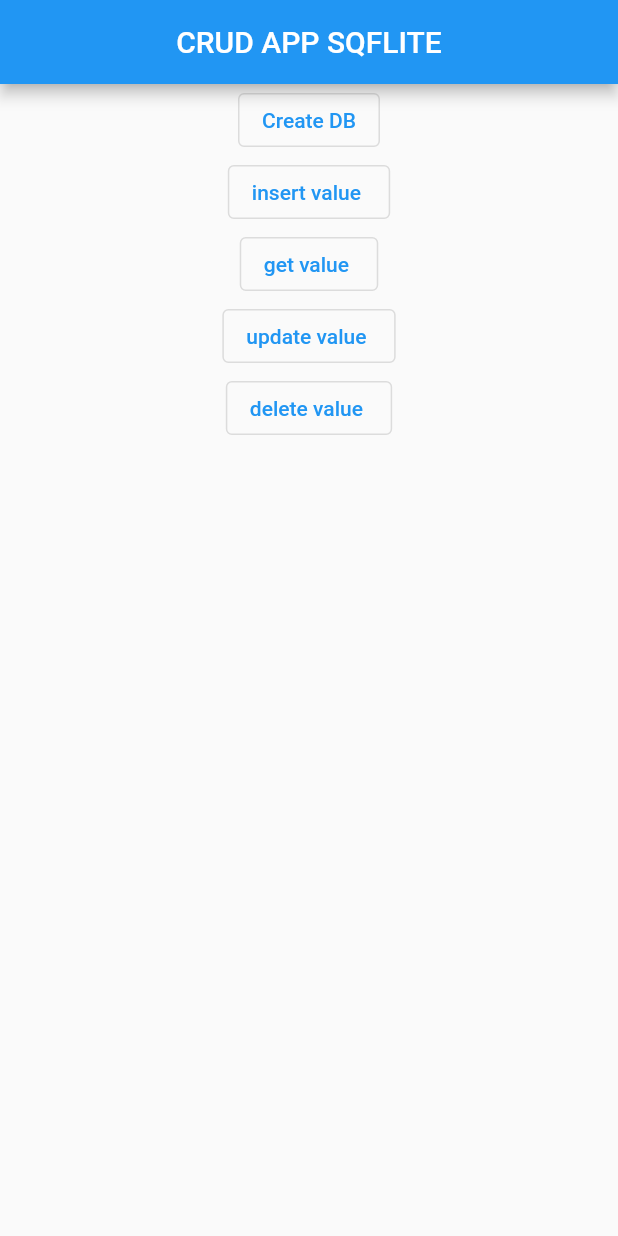
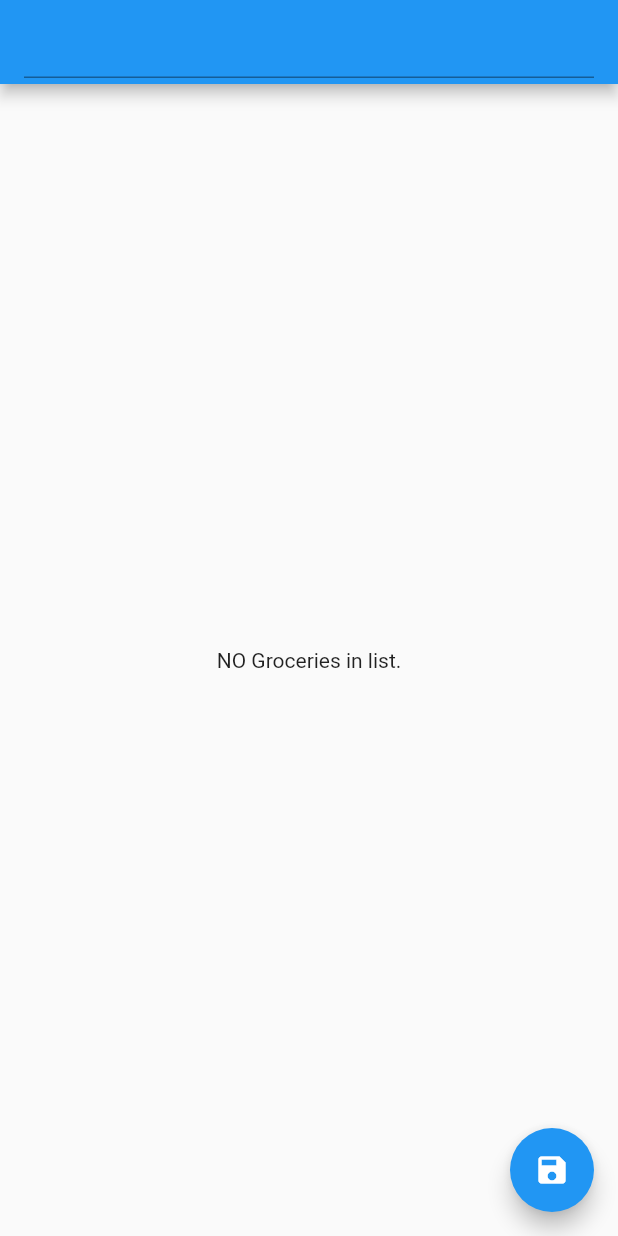
Before and after one commit to samiFlutter/crud_sqflite, a Flutter app: the screen it shows after launch, on a phone screen of 412 x 824 dp. Run offline on Flutter 3.47's test engine with Material 2 defaults, Android fonts, the phone set to English and light mode, and no system bars; our stand-ins replace sqflite; accounts and stored records are empty.

Commit message:
after adding crud_sqflite_2

```diff
--- /dev/null
+++ b/lib/crud_sqflite_2.dart
@@ -0,0 +1,169 @@
+import 'package:flutter/material.dart';
+import 'package:sqflite/sqflite.dart';
+import 'dart:io';
+import 'package:path_provider/path_provider.dart';
+import 'package:path/path.dart';
+
+class SqliteApp extends StatefulWidget {
+  const SqliteApp({Key? key}) : super(key: key);
+
+  @override
+  State<SqliteApp> createState() => _SqliteAppState();
+}
+
+class _SqliteAppState extends State<SqliteApp> {
+  final textController = TextEditingController();
+  int? selectedId;
+
+  @override
+  Widget build(BuildContext context) {
+    return Scaffold(
+      appBar: AppBar(
+        title: TextField(
+          controller: textController,
+        ),
+      ),
+      body: Center(
+        child: FutureBuilder<List<Grocery>>(
+          future: DatabaseHelper.instance.getGroceries(),
+          builder:
+              (BuildContext context, AsyncSnapshot<List<Grocery>> snapshot) {
+            if (!snapshot.hasData) {
+              return Center(
+                child: Text('loading...'),
+              );
+            }
+            return snapshot.data!.isEmpty
+                ? Center(
+                    child: Text('NO Groceries in list.'),
+                  )
+                : ListView(
+                    children: snapshot.data!.map((grocery) {
+                      return Center(
+                        child: Card(
+                          color: selectedId == grocery.id
+                              ? Colors.amber
+                              : Colors.white,
+                          child: ListTile(
+                            onTap: () {
+                              setState(() {
+                                if (selectedId == null) {
+                                  textController.text = grocery.name;
+                                  selectedId = grocery.id;
+                                } else {
+                                  textController.text = "";
+                                  selectedId = null;
+                                }
+                              });
+                            },
+                            onLongPress: () {
+                              setState(() {
+                                DatabaseHelper.instance.remove(grocery.id!);
+                              });
+                            },
+                            title: Text(grocery.name),
+                          ),
+                        ),
+                      );
+                    }).toList(),
+                  );
+          },
+        ),
+      ),
+      floatingActionButton: FloatingActionButton(
+        onPressed: () async {
+          selectedId != null
+              ? await DatabaseHelper.instance
+                  .update(Grocery(id: selectedId, name: textController.text))
+              : await DatabaseHelper.instance.add(
+                  Grocery(name: textController.text),
+                );
+          setState(() {
+            textController.clear();
+            selectedId = null;
+          });
+        },
+        child: Icon(Icons.save),
+      ),
+    );
+  }
+}
+
+class Grocery {
+  final int? id;
+  final String name;
+  Grocery({this.id, required this.name});
+
+  factory Grocery.fromMap(Map<String, dynamic> json) => new Grocery(
+        id: json['id'],
+        name: json['name'],
+      );
+
+  Map<String, dynamic> toMap() {
+    return {
+      'id': id,
+      'name': name,
+    };
+  }
+}
+
+class DatabaseHelper {
+  DatabaseHelper._privateConstructor();
+  static final DatabaseHelper instance = DatabaseHelper._privateConstructor();
+
+  static Database? _database;
+  Future<Database> get database async => _database ??= await _initDatabase();
+
+  Future<Database> _initDatabase() async {
+    Directory documentsDirectory = await getApplicationDocumentsDirectory();
+    String path = join(documentsDirectory.path, 'groceries.db');
+    return await openDatabase(
+      path,
+      version: 1,
+      onCreate: _onCreate,
+    );
+  }
+
+  Future _onCreate(Database db, int version) async {
+    await db.execute('''
+    CREATE TABLE groceries(
+      id INTEGER PRIMARY KEY,
+      name TEXT
+    )
+''');
+  }
+
+  Future<List<Grocery>> getGroceries() async {
+    Database db = await instance.database;
+    var groceries = await db.query(
+      'groceries',
+      orderBy: 'name',
+    );
+
+    List<Grocery> groceriesList = groceries.isNotEmpty
+        ? groceries.map((c) => Grocery.fromMap(c)).toList()
+        : [];
+
+    return groceriesList;
+  }
+
+  Future<int> add(Grocery grocery) async {
+    Database db = await instance.database;
+    return await db.insert('groceries', grocery.toMap());
+  }
+
+  Future<int> remove(int id) async {
+    Database db = await instance.database;
+    return await db.delete('groceries', where: 'id = ?', whereArgs: [id]);
+  }
+
+  Future<int> update(Grocery grocery) async {
+    Database db = await instance.database;
+    return await db
+        .rawUpdate('UPDATE groceries SET name = ? WHERE id = ${grocery.id}', [
+      '${grocery.name}',
+    ]);
+    // return await db.update('groceries', grocery.toMap(),
+    //     where: 'id : ?', whereArgs: [grocery.id]);
+  }
+}
--- a/lib/main.dart
+++ b/lib/main.dart
@@ -1,8 +1,11 @@
 import 'package:crudsqflite/crud_sqflite.dart';
+import 'package:crudsqflite/crud_sqflite_2.dart';
 import 'package:flutter/material.dart';
 import 'package:sqflite/sqflite.dart';
 import 'package:path/path.dart';
+
 void main() {
+  WidgetsFlutterBinding.ensureInitialized();
   runApp(const MyApp());
 }
 
@@ -15,10 +18,9 @@ class MyApp extends StatelessWidget {
       debugShowCheckedModeBanner: false,
       title: 'Flutter Demo',
       theme: ThemeData(
-
         primarySwatch: Colors.blue,
       ),
-      home: const MyHomePage(),
+      home: const SqliteApp(),
     );
   }
 }
@@ -31,7 +33,7 @@ class MyHomePage extends StatefulWidget {
 }
 
 class _MyHomePageState extends State<MyHomePage> {
-  CrudSqflite db =CrudSqflite();
+  CrudSqflite db = CrudSqflite();
   @override
   Widget build(BuildContext context) {
     return Scaffold(
@@ -41,41 +43,32 @@ class _MyHomePageState extends State<MyHomePage> {
       body: Container(
         child: Center(
           child: Column(
-
             children: [
               OutlinedButton(
                   onPressed: () async {
                     db.createDB();
-
-                  }, child: Text('Create DB')),
-
-
+                  },
+                  child: Text('Create DB')),
               OutlinedButton(
                   onPressed: () async {
                     db.insertDB();
-
-                      }, child: Text('insert value ')),
-
-
+                  },
+                  child: Text('insert value ')),
               OutlinedButton(
                   onPressed: () async {
                     db.getDBall();
-
-                      }, child: Text('get value ')),
-
-
+                  },
+                  child: Text('get value ')),
               OutlinedButton(
                   onPressed: () async {
-
                     db.updateDB();
-                      }, child: Text('update value ')),
-
-
+                  },
+                  child: Text('update value ')),
               OutlinedButton(
                   onPressed: () async {
-
                     db.delete();
-                      }, child: Text('delete value ')),
+                  },
+                  child: Text('delete value ')),
             ],
           ),
         ),
--- a/pubspec.yaml
+++ b/pubspec.yaml
@@ -36,6 +36,7 @@ dependencies:
   # The following adds the Cupertino Icons font to your application.
   # Use with the CupertinoIcons class for iOS style icons.
   cupertino_icons: ^1.0.2
+  path_provider: ^2.0.11
 
 dev_dependencies:
   flutter_test:
```
Also changed, not shown: pubspec.lock. Lines whose indentation alone changed are shown as unchanged.
